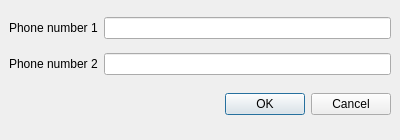
Old version of the form wengophone/src/presentation/qt/phonecall/ConferenceCallWidget.ui in the repository tkrotoff/WengoPhone.
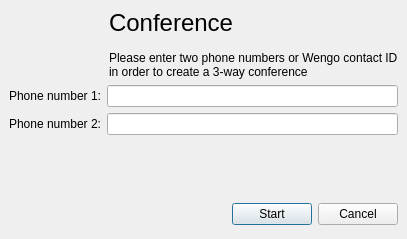
New version of the form.

Commit message: - Work on conference call - Small correction on QtProfileBar translation

The edit to the form file:
```diff
--- a/wengophone/src/presentation/qt/phonecall/ConferenceCallWidget.ui
+++ b/wengophone/src/presentation/qt/phonecall/ConferenceCallWidget.ui
@@ -8,8 +8,8 @@
    <rect>
     <x>0</x>
     <y>0</y>
-    <width>400</width>
-    <height>140</height>
+    <width>384</width>
+    <height>239</height>
    </rect>
   </property>
   <property name="windowTitle" >
@@ -22,27 +22,315 @@
    <property name="spacing" >
     <number>6</number>
    </property>
-   <item row="0" column="0" >
-    <widget class="QLabel" name="label" >
+   <item row="3" column="1" >
+    <spacer>
+     <property name="orientation" >
+      <enum>Qt::Vertical</enum>
+     </property>
+     <property name="sizeHint" >
+      <size>
+       <width>20</width>
+       <height>40</height>
+      </size>
+     </property>
+    </spacer>
+   </item>
+   <item row="0" column="0" colspan="2" >
+    <widget class="QLabel" name="conferenceLabel" >
+     <property name="palette" >
+      <palette>
+       <active>
+        <color>
+         <red>0</red>
+         <green>0</green>
+         <blue>0</blue>
+        </color>
+        <color>
+         <red>212</red>
+         <green>208</green>
+         <blue>200</blue>
+        </color>
+        <color>
+         <red>255</red>
+         <green>255</green>
+         <blue>255</blue>
+        </color>
+        <color>
+         <red>234</red>
+         <green>229</green>
+         <blue>220</blue>
+        </color>
+        <color>
+         <red>128</red>
+         <green>128</green>
+         <blue>128</blue>
+        </color>
+        <color>
+         <red>141</red>
+         <green>139</green>
+         <blue>133</blue>
+        </color>
+        <color>
+         <red>255</red>
+         <green>255</green>
+         <blue>255</blue>
+        </color>
+        <color>
+         <red>255</red>
+         <green>255</green>
+         <blue>255</blue>
+        </color>
+        <color>
+         <red>0</red>
+         <green>0</green>
+         <blue>0</blue>
+        </color>
+        <color>
+         <red>255</red>
+         <green>255</green>
+         <blue>255</blue>
+        </color>
+        <color>
+         <red>212</red>
+         <green>208</green>
+         <blue>200</blue>
+        </color>
+        <color>
+         <red>64</red>
+         <green>64</green>
+         <blue>64</blue>
+        </color>
+        <color>
+         <red>10</red>
+         <green>36</green>
+         <blue>106</blue>
+        </color>
+        <color>
+         <red>255</red>
+         <green>255</green>
+         <blue>255</blue>
+        </color>
+        <color>
+         <red>0</red>
+         <green>0</green>
+         <blue>255</blue>
+        </color>
+        <color>
+         <red>255</red>
+         <green>0</green>
+         <blue>255</blue>
+        </color>
+        <color>
+         <red>232</red>
+         <green>232</green>
+         <blue>232</blue>
+        </color>
+       </active>
+       <inactive>
+        <color>
+         <red>0</red>
+         <green>0</green>
+         <blue>0</blue>
+        </color>
+        <color>
+         <red>212</red>
+         <green>208</green>
+         <blue>200</blue>
+        </color>
+        <color>
+         <red>255</red>
+         <green>255</green>
+         <blue>255</blue>
+        </color>
+        <color>
+         <red>234</red>
+         <green>229</green>
+         <blue>220</blue>
+        </color>
+        <color>
+         <red>128</red>
+         <green>128</green>
+         <blue>128</blue>
+        </color>
+        <color>
+         <red>141</red>
+         <green>139</green>
+         <blue>133</blue>
+        </color>
+        <color>
+         <red>255</red>
+         <green>255</green>
+         <blue>255</blue>
+        </color>
+        <color>
+         <red>255</red>
+         <green>255</green>
+         <blue>255</blue>
+        </color>
+        <color>
+         <red>0</red>
+         <green>0</green>
+         <blue>0</blue>
+        </color>
+        <color>
+         <red>255</red>
+         <green>255</green>
+         <blue>255</blue>
+        </color>
+        <color>
+         <red>212</red>
+         <green>208</green>
+         <blue>200</blue>
+        </color>
+        <color>
+         <red>64</red>
+         <green>64</green>
+         <blue>64</blue>
+        </color>
+        <color>
+         <red>212</red>
+         <green>208</green>
+         <blue>200</blue>
+        </color>
+        <color>
+         <red>0</red>
+         <green>0</green>
+         <blue>0</blue>
+        </color>
+        <color>
+         <red>0</red>
+         <green>0</green>
+         <blue>255</blue>
+        </color>
+        <color>
+         <red>255</red>
+         <green>0</green>
+         <blue>255</blue>
+        </color>
+        <color>
+         <red>232</red>
+         <green>232</green>
+         <blue>232</blue>
+        </color>
+       </inactive>
+       <disabled>
+        <color>
+         <red>106</red>
+         <green>104</green>
+         <blue>100</blue>
+        </color>
+        <color>
+         <red>212</red>
+         <green>208</green>
+         <blue>200</blue>
+        </color>
+        <color>
+         <red>255</red>
+         <green>255</green>
+         <blue>255</blue>
+        </color>
+        <color>
+         <red>233</red>
+         <green>231</green>
+         <blue>227</blue>
+        </color>
+        <color>
+         <red>128</red>
+         <green>128</green>
+         <blue>128</blue>
+        </color>
+        <color>
+         <red>141</red>
+         <green>139</green>
+         <blue>133</blue>
+        </color>
+        <color>
+         <red>106</red>
+         <green>104</green>
+         <blue>100</blue>
+        </color>
+        <color>
+         <red>255</red>
+         <green>255</green>
+         <blue>255</blue>
+        </color>
+        <color>
+         <red>106</red>
+         <green>104</green>
+         <blue>100</blue>
+        </color>
+        <color>
+         <red>212</red>
+         <green>208</green>
+         <blue>200</blue>
+        </color>
+        <color>
+         <red>212</red>
+         <green>208</green>
+         <blue>200</blue>
+        </color>
+        <color>
+         <red>0</red>
+         <green>0</green>
+         <blue>0</blue>
+        </color>
+        <color>
+         <red>10</red>
+         <green>36</green>
+         <blue>106</blue>
+        </color>
+        <color>
+         <red>255</red>
+         <green>255</green>
+         <blue>255</blue>
+        </color>
+        <color>
+         <red>0</red>
+         <green>0</green>
+         <blue>255</blue>
+        </color>
+        <color>
+         <red>255</red>
+         <green>0</green>
+         <blue>255</blue>
+        </color>
+        <color>
+         <red>232</red>
+         <green>232</green>
+         <blue>232</blue>
+        </color>
+       </disabled>
+      </palette>
+     </property>
      <property name="text" >
-      <string>Phone number 1</string>
+      <string>&lt;span style="font-size:18pt;">Conference&lt;/span>&lt;br>&lt;br>&lt;span>Please enter two phone numbers or Wengo contact ID&lt;br>in order to create a 3-way conference&lt;/span></string>
+     </property>
+     <property name="indent" >
+      <number>100</number>
      </property>
     </widget>
    </item>
-   <item row="1" column="1" >
+   <item row="2" column="1" >
     <widget class="QLineEdit" name="phoneNumber2LineEdit" />
    </item>
-   <item row="1" column="0" >
-    <widget class="QLabel" name="label_2" >
-     <property name="text" >
-      <string>Phone number 2</string>
-     </property>
-    </widget>
-   </item>
-   <item row="0" column="1" >
+   <item row="1" column="1" >
     <widget class="QLineEdit" name="phoneNumber1LineEdit" />
    </item>
-   <item row="2" column="0" colspan="2" >
+   <item row="2" column="0" >
+    <widget class="QLabel" name="label_2" >
+     <property name="text" >
+      <string>Phone number 2:</string>
+     </property>
+    </widget>
+   </item>
+   <item row="1" column="0" >
+    <widget class="QLabel" name="label" >
+     <property name="text" >
+      <string>Phone number 1:</string>
+     </property>
+    </widget>
+   </item>
+   <item row="4" column="0" colspan="2" >
     <layout class="QHBoxLayout" >
      <property name="margin" >
       <number>0</number>
@@ -66,7 +354,7 @@
      <item>
       <widget class="QPushButton" name="okButton" >
        <property name="text" >
-        <string>OK</string>
+        <string>Start</string>
        </property>
       </widget>
      </item>
```
Left out of the diff: 12 changed lines with no effect on the pictures. The commit also changes 5 other files.
